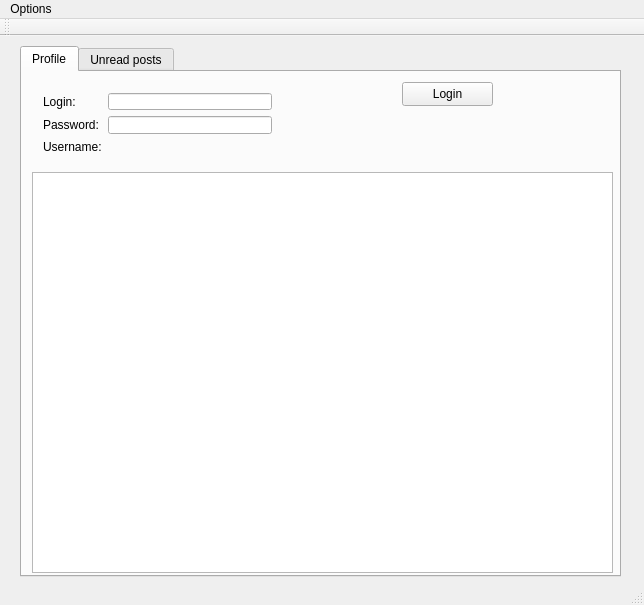
sierdzio/qtwebservice, file examples/QtDeveloperNetworkExample/qdnmain.ui: the form before one commit.
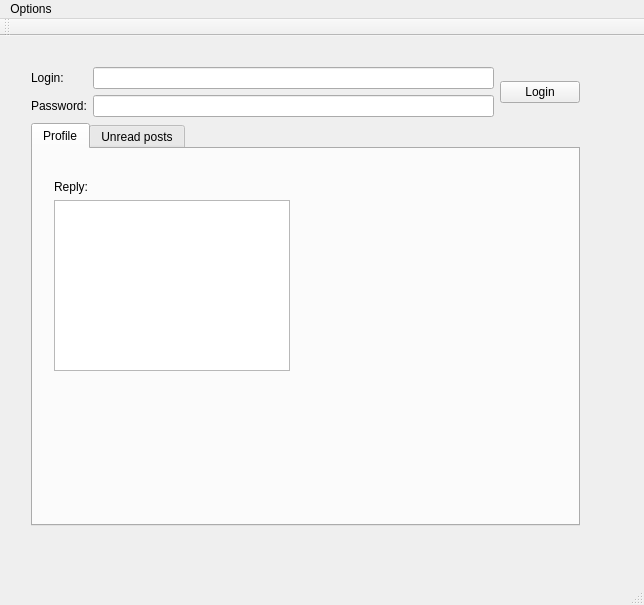
The form after the commit. The open tabs and pages were chosen to show the change.

```diff
--- a/examples/QtDeveloperNetworkExample/qdnmain.ui
+++ b/examples/QtDeveloperNetworkExample/qdnmain.ui
@@ -14,32 +14,18 @@
    <string>QdnMain</string>
   </property>
   <widget class="QWidget" name="centralWidget">
-   <widget class="QTabWidget" name="tabWidget">
+   <widget class="QWidget" name="">
     <property name="geometry">
      <rect>
       <x>20</x>
-      <y>10</y>
-      <width>601</width>
-      <height>531</height>
+      <y>20</y>
+      <width>571</width>
+      <height>481</height>
      </rect>
     </property>
-    <property name="currentIndex">
-     <number>0</number>
-    </property>
-    <widget class="QWidget" name="tabProfile">
-     <attribute name="title">
-      <string>Profile</string>
-     </attribute>
-     <widget class="QWidget" name="layoutWidget_2">
-      <property name="geometry">
-       <rect>
-        <x>10</x>
-        <y>10</y>
-        <width>251</width>
-        <height>83</height>
-       </rect>
-      </property>
-      <layout class="QVBoxLayout" name="verticalLayout">
+    <layout class="QVBoxLayout" name="layoutMain">
+     <item>
+      <layout class="QHBoxLayout" name="horizontalLayout">
        <item>
         <layout class="QFormLayout" name="formLayout">
          <property name="fieldGrowthPolicy">
@@ -71,46 +57,79 @@
          <item row="1" column="1">
           <widget class="QLineEdit" name="lineEditPassword"/>
          </item>
-         <item row="2" column="0">
-          <widget class="QLabel" name="labelUsername">
-           <property name="text">
-            <string>Username:</string>
-           </property>
-          </widget>
-         </item>
         </layout>
        </item>
-      </layout>
-     </widget>
+       <item>
      <widget class="QPushButton" name="buttonLogin">
-      <property name="geometry">
-       <rect>
-        <x>380</x>
-        <y>10</y>
-        <width>91</width>
-        <height>24</height>
-       </rect>
-      </property>
       <property name="text">
        <string>Login</string>
       </property>
      </widget>
-     <widget class="QTextBrowser" name="labelUsernameResult">
+       </item>
+      </layout>
+     </item>
+     <item>
+      <widget class="QTabWidget" name="tabWidget">
+       <property name="currentIndex">
+        <number>1</number>
+       </property>
+       <widget class="QWidget" name="tabProfile">
+        <attribute name="title">
+         <string>Profile</string>
+        </attribute>
+        <widget class="QWidget" name="">
       <property name="geometry">
        <rect>
         <x>10</x>
-        <y>100</y>
-        <width>581</width>
-        <height>401</height>
-       </rect>
-      </property>
+           <y>20</y>
+           <width>258</width>
+           <height>213</height>
+          </rect>
+         </property>
+         <layout class="QVBoxLayout" name="layoutProfile">
+          <item>
+           <widget class="QLabel" name="labelUsername">
+            <property name="text">
+             <string>Reply:</string>
+            </property>
+           </widget>
+          </item>
+          <item>
+           <widget class="QTextBrowser" name="labelUsernameResult"/>
+          </item>
+         </layout>
      </widget>
     </widget>
     <widget class="QWidget" name="tabPosts">
      <attribute name="title">
       <string>Unread posts</string>
      </attribute>
-    </widget>
+        <widget class="QWidget" name="layoutWidget">
+         <property name="geometry">
+          <rect>
+           <x>10</x>
+           <y>10</y>
+           <width>258</width>
+           <height>213</height>
+          </rect>
+         </property>
+         <layout class="QVBoxLayout" name="layoutPosts">
+          <item>
+           <widget class="QLabel" name="labelPosts">
+            <property name="text">
+             <string>Reply:</string>
+            </property>
+           </widget>
+          </item>
+          <item>
+           <widget class="QTextBrowser" name="labelPostsResult"/>
+          </item>
+         </layout>
+        </widget>
+       </widget>
+      </widget>
+     </item>
+    </layout>
    </widget>
   </widget>
   <widget class="QMenuBar" name="menuBar">
```
Lines whose indentation alone changed are shown as unchanged.
